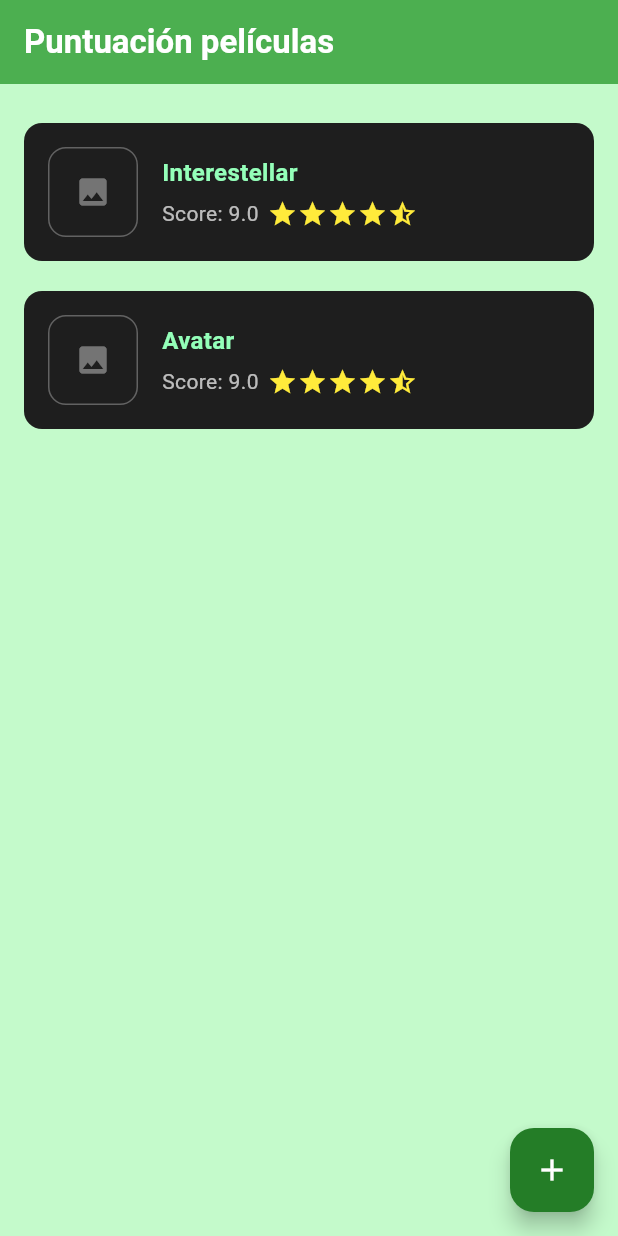
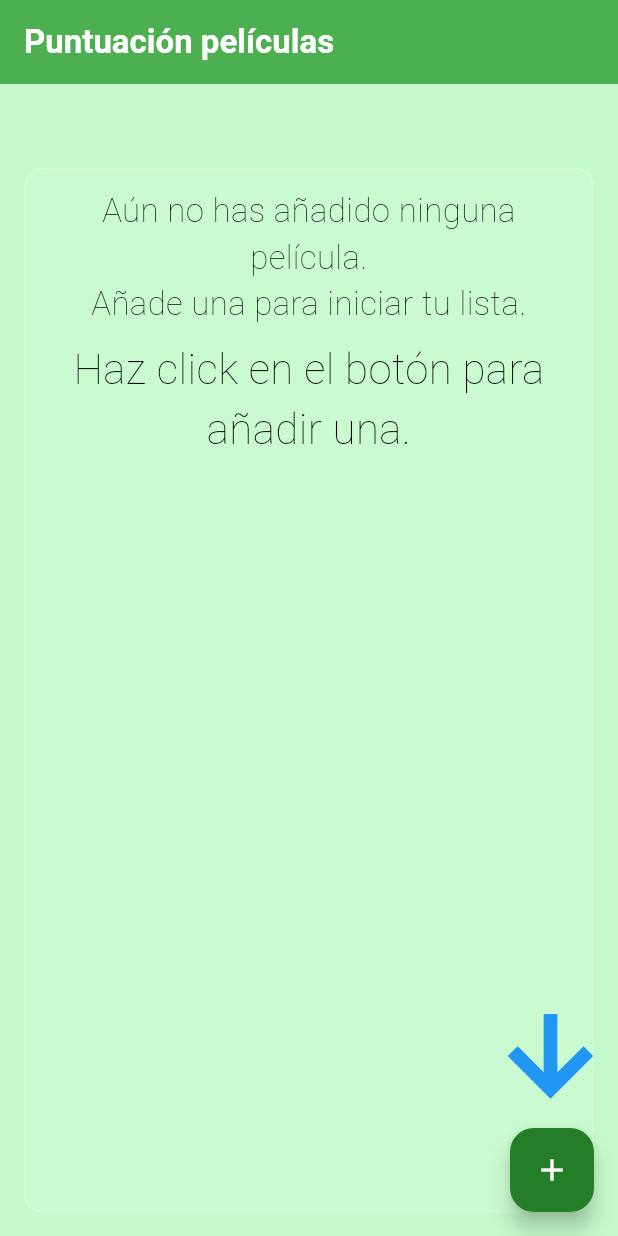
Before and after one commit to chrisladzamach/MovieDumpApp, a Flutter app: the screen it shows after launch, on a phone screen of 412 x 824 dp. Run offline on Flutter 3.47's test engine with Material 3 defaults, Android fonts, the phone set to English and light mode, and no system bars; our stand-ins replace image_picker.

Commit message:
update: guide ui was created in principal view

```diff
--- a/lib/data/sample/movies.dart
+++ /dev/null
@@ -1,24 +0,0 @@
-import 'package:moviedump/data/models/evaluation_criteria.dart';
-
-import '../models/movie.dart';
-
-final List<Movie> sampleMovies = [
-  Movie(
-    title: "Interestellar",
-    criteria: [
-      EvaluationCriteria(name: "Fotografía / Efectos visuales", score: 10),
-      EvaluationCriteria(name: "Guion", score: 9),
-      EvaluationCriteria(name: "Banda sonora", score: 9),
-      EvaluationCriteria(name: "Actuación", score: 8),
-    ],
-  ),
-  Movie(
-    title: "Avatar",
-    criteria: [
-      EvaluationCriteria(name: "Fotografía / Efectos visuales", score: 10),
-      EvaluationCriteria(name: "Guion", score: 9),
-      EvaluationCriteria(name: "Banda sonora", score: 9),
-      EvaluationCriteria(name: "Actuación", score: 8),
-    ],
-  ),
-];
--- a/lib/data/sample/movies_notifier.dart
+++ b/lib/data/sample/movies_notifier.dart
@@ -1,25 +1,5 @@
 import 'package:flutter/material.dart';
 import '../models/movie.dart';
-import '../models/evaluation_criteria.dart';
 
 /// Lista reactiva que usa ValueNotifier para notificar cambios a la UI.
-ValueNotifier<List<Movie>> moviesNotifier = ValueNotifier<List<Movie>>([
-  Movie(
-    title: "Interestellar",
-    criteria: [
-      EvaluationCriteria(name: "Fotografía / Efectos visuales", score: 10),
-      EvaluationCriteria(name: "Guion", score: 9),
-      EvaluationCriteria(name: "Banda sonora", score: 9),
-      EvaluationCriteria(name: "Actuación", score: 8),
-    ],
-  ),
-  Movie(
-    title: "Avatar",
-    criteria: [
-      EvaluationCriteria(name: "Fotografía / Efectos visuales", score: 10),
-      EvaluationCriteria(name: "Guion", score: 9),
-      EvaluationCriteria(name: "Banda sonora", score: 9),
-      EvaluationCriteria(name: "Actuación", score: 8),
-    ],
-  ),
-]);
+ValueNotifier<List<Movie>> moviesNotifier = ValueNotifier<List<Movie>>([]);
--- a/lib/features/movie_list/screens/movie_list_screen.dart
+++ b/lib/features/movie_list/screens/movie_list_screen.dart
@@ -10,6 +10,7 @@ class MovieListScreen extends StatelessWidget {
   @override
   Widget build(BuildContext context) {
     return Scaffold(
+      backgroundColor: AppColors.background,
       appBar: AppBar(
         backgroundColor: Colors.green,
         title: const Text(
@@ -18,22 +19,96 @@ class MovieListScreen extends StatelessWidget {
         ),
       ),
 
-      body: Container(
-        color: AppColors.background,
-        child: ValueListenableBuilder<List<dynamic>>(
+      body: Stack(
+        children: [
+          Padding(
+            padding: const EdgeInsets.all(16.0),
+            child: ValueListenableBuilder(
               valueListenable: moviesNotifier,
-          builder: (_, movies, _) {
+              builder: (context, movies, _) {
+                if (movies.isEmpty) {
+                  return Align(
+                    alignment: Alignment.topCenter,
+                    child: Container(
+                      margin: const EdgeInsets.only(top: 40),
+                      padding: const EdgeInsets.symmetric(
+                        horizontal: 16,
+                        vertical: 12,
+                      ),
+                      decoration: BoxDecoration(
+                        color: Colors.white.withValues(alpha: 0.1),
+                        borderRadius: BorderRadius.circular(12),
+                        border: Border.all(
+                          color: Colors.white.withValues(alpha: 0.2),
+                          width: 1,
+                        ),
+                      ),
+                      child: Column(
+                        children: const [
+                          Text(
+                            "Aún no has añadido ninguna película.\nAñade una para iniciar tu lista.",
+                            textAlign: TextAlign.center,
+                            style: TextStyle(
+                              color: Colors.black,
+                              fontSize: 22,
+                              fontWeight: FontWeight.w100,
+                            ),
+                          ),
+                          SizedBox(height: 8),
+                          Text(
+                            "Haz click en el botón para añadir una.",
+                            textAlign: TextAlign.center,
+                            style: TextStyle(
+                              color: Colors.black,
+                              fontSize: 28,
+                              fontWeight: FontWeight.w200,
+                            ),
+                          ),
+                        ],
+                      ),
+                    ),
+                  );
+                }
+
                 return ListView.builder(
-              padding: const EdgeInsets.all(16),
                   itemCount: movies.length,
-              itemBuilder: (_, i) => MovieCard(movie: movies[i]),
+                  itemBuilder: (context, index) {
+                    final movie = movies[index];
+                    return MovieCard(movie: movie);
+                  },
                 );
               },
             ),
           ),
 
+          ValueListenableBuilder(
+            valueListenable: moviesNotifier,
+            builder: (context, movies, _) {
+              if (movies.isNotEmpty) return SizedBox.shrink();
+
+              return Positioned(
+                bottom: 80,
+                right: 5,
+                child: Column(
+                  children: const [
+                    Icon(
+                      Icons.arrow_downward,
+                      size: 80,
+                      color: Colors.blue,
+                      fontWeight: FontWeight.bold,
+                    ),
+                  ],
+                ),
+              );
+            },
+          ),
+        ],
+      ),
+
       floatingActionButton: FloatingActionButton(
-        onPressed: () => Navigator.pushNamed(context, Routes.addMovie),
+        onPressed: () {
+          Navigator.pushNamed(context, Routes.addMovie);
+        },
         backgroundColor: AppColors.buttonColor,
         child: const Icon(Icons.add, color: Colors.white),
       ),
```
Lines whose indentation alone changed are shown as unchanged.
